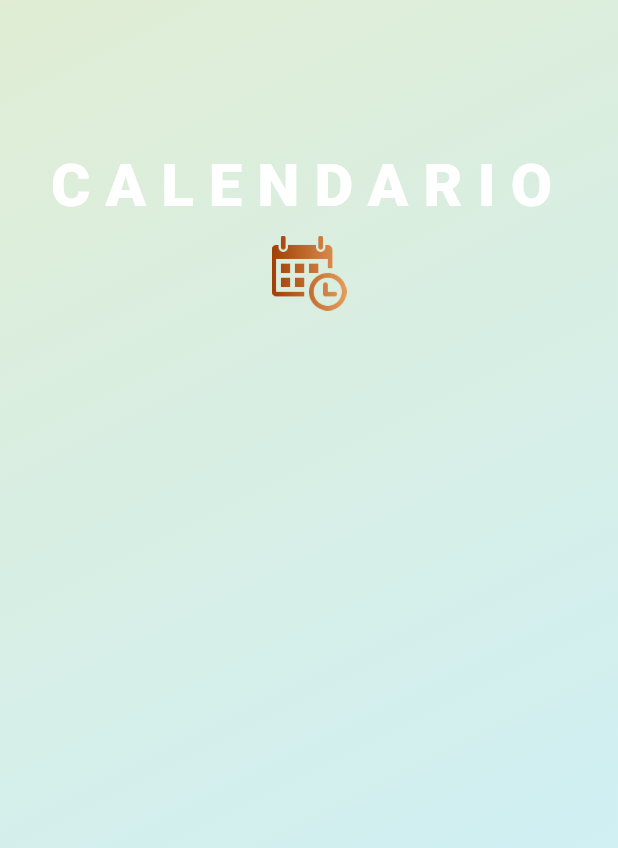
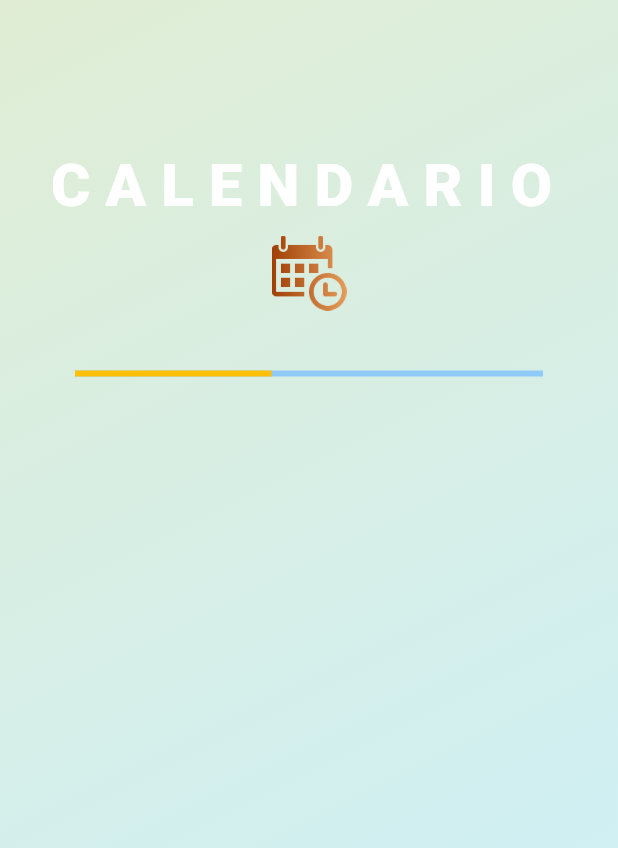
Before and after one commit to charliechazz/flutter_application_2, a Flutter app: the MenuScreen screen opened by its route, after a tap on "CALENDARIO", on a phone screen of 412 x 824 dp. Shown: the top 848 px of the screen. Run offline on Flutter 3.47's test engine with Material 2 defaults, Android fonts, the phone set to English and light mode, and no system bars; our stand-ins replace flutter_riverpod, go_router.

Commit message:
transition_screen provider?

```diff
--- /dev/null
+++ b/lib/providers/done_provider.dart
@@ -0,0 +1,3 @@
+import 'package:flutter_riverpod/flutter_riverpod.dart';
+
+final streamProvider = StateProvider((ref) => false);
--- a/lib/routes/routes.dart
+++ b/lib/routes/routes.dart
@@ -28,4 +28,19 @@ final appRouter = GoRouter(initialLocation: '/', routes: [
     name: TransitionScreen.name,
     builder: (context, state) => TransitionScreen(type: state.extra as int ),
   ),
+  GoRoute(
+    path: '/main_calendar_screen',
+    name: CalendarMainScreen.name,
+    builder: (context, state) => const CalendarMainScreen(),
+  ),
+  GoRoute(
+    path: '/game1_screen',
+    name: Game1Screen.name,
+    builder: (context, state) => const Game1Screen(),
+  ),
+  GoRoute(
+    path: '/event_screen',
+    name: EventScreen.name,
+    builder: (context, state) => const EventScreen(),
+  ),
 ]);
--- a/lib/screens/menu_options/menu_transition_screen.dart
+++ b/lib/screens/menu_options/menu_transition_screen.dart
@@ -9,27 +9,32 @@ class TransitionScreen extends StatelessWidget {
     required this.type,
   });
 
-
-
   @override
   Widget build(BuildContext context) {
     late String title;
     late List<Color> gradient;
     late String image;
+    // ignore: unused_local_variable
+    late String url;
+
+
     if(type == 1){
       title = 'CALENDARIO';
       gradient = [const Color(0xffe0edd4), const Color(0xffcaf0fe)];
       image = 'assets/calendar-with-a-clock-time-tools_icon-icons.com_56831.png';
+      url = 'main_calendar_screen';
     }
     if(type == 2){
       title = 'EJERCITA\nTU\nMEMORIA';
       gradient = [const Color(0xfff1c9fe), const Color(0xffcaf0fe)];
       image = 'assets/976605-appliances-console-controller-dualshock-gamepad-games-videogame_106553.png';
+      url = 'game1_screen';
     }
     if(type == 3){
       title = 'EVENTOS';
       gradient = [const Color(0xfffffbb9), const Color(0xffcaf0fe)];
       image = 'assets/events_icon_150288.png';
+      url = 'event_screen';
     }
 
     return Scaffold(
@@ -64,7 +69,12 @@ class TransitionScreen extends StatelessWidget {
                 const SizedBox(
                   height: 10,
                 ),
-                CustomIcon(image: image)
+                CustomIcon(image: image),
+                 const SizedBox(
+                  height: 40,
+                ),
+                const _ControlerProgressIndicator()
+
               ],
             )
           )
@@ -73,3 +83,23 @@ class TransitionScreen extends StatelessWidget {
     );
   }
 }
+
+class _ControlerProgressIndicator extends StatelessWidget {
+  const _ControlerProgressIndicator();
+
+  @override
+  Widget build(BuildContext context) {
+    return StreamBuilder(
+      stream: Stream.periodic(const Duration(milliseconds: 50), (value){
+        return (value * 2) / 100; //0 - 1.0
+      }).takeWhile((value) => value<100),
+      builder: (context, snapshot){
+        final progressValue = snapshot.data ?? 0;
+        return Padding(
+        padding: const EdgeInsets.fromLTRB(50, 0, 50, 0),
+        child: LinearProgressIndicator(value: progressValue,color: Colors.amber,)
+        );
+      }
+    );
+  }
+}
--- a/lib/screens/screens.dart
+++ b/lib/screens/screens.dart
@@ -3,3 +3,6 @@ export 'package:flutter_application_2/screens/authentication/start_screen.dart';
 export 'package:flutter_application_2/screens/authentication/login_screen.dart';
 export 'package:flutter_application_2/screens/authentication/register_screen.dart';
 export 'package:flutter_application_2/screens/menu_options/menu_transition_screen.dart';
+export 'package:flutter_application_2/screens/calendar_section/calendar_main.dart';
+export 'package:flutter_application_2/screens/exercise_your_memory_section/game1_screen.dart';
+export 'package:flutter_application_2/screens/events_section/event_screen.dart';
--- a/pubspec.yaml
+++ b/pubspec.yaml
@@ -9,6 +9,7 @@ environment:
 dependencies:
   flutter:
     sdk: flutter
+  flutter_riverpod: ^2.4.6
   go_router: ^12.1.1
 
 dev_dependencies:
```
Also changed, not shown: lib/screens/calendar_section/calendar_main.dart (added, +11 -0 lines), lib/screens/events_section/event_screen.dart (added, +10 -0 lines), lib/screens/exercise_your_memory_section/game1_screen.dart (added, +11 -0 lines), pubspec.lock.
